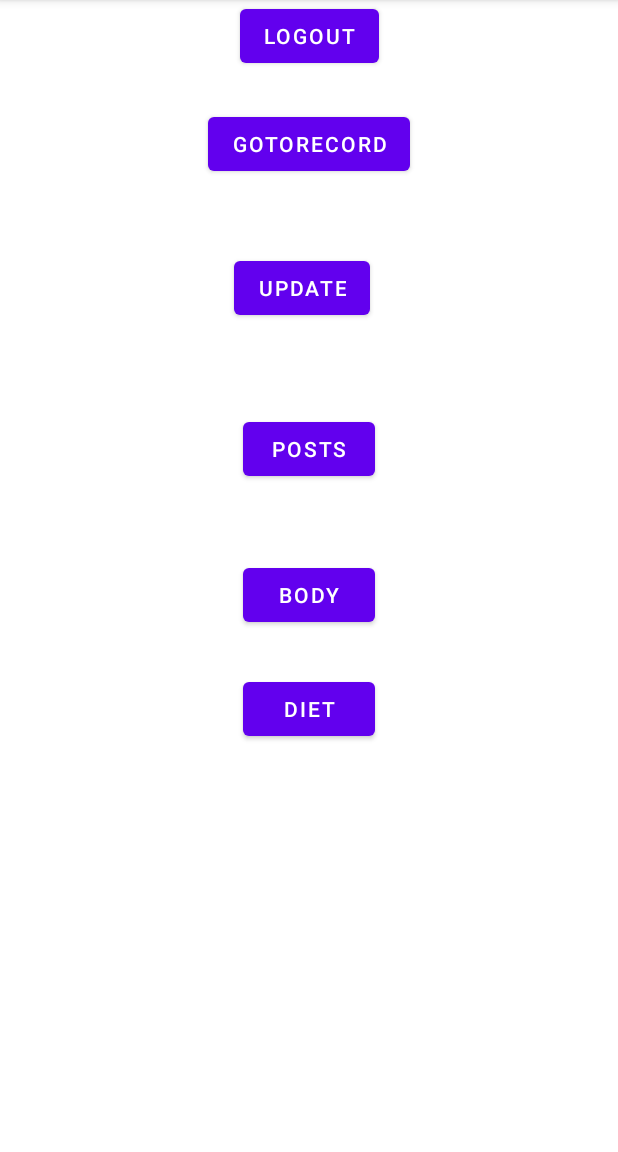
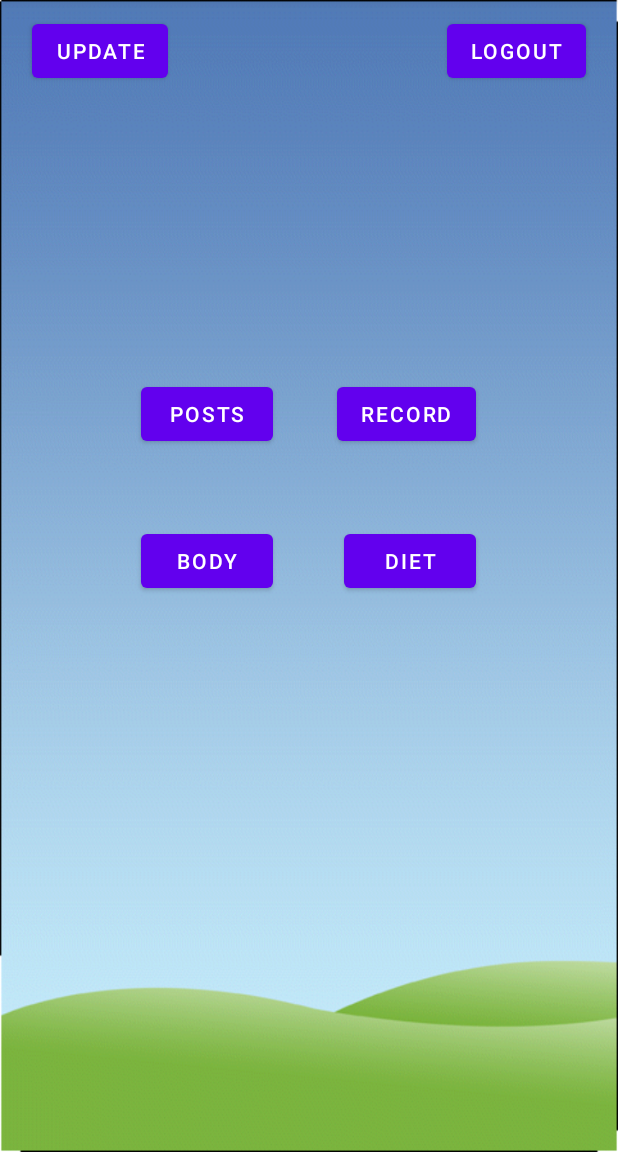
Before and after one commit to CS5520-A-STAR/A-STAR-Fitness, an Android app: the HomeActivity screen opened directly, with no data from a screen before it, on a phone screen of 412 x 824 dp, the part 84-1236 px from its top. Run offline under Robolectric (Android 15) with nearby library versions, the phone set to English and light mode, and no system bars; our stand-ins replace Firebase (no records; nobody signed in at launch, a user with empty details on screens opened directly).

Commit message:
Updated the layout of home screen. Added background image.

```diff
--- a/app/src/main/res/layout/activity_home.xml
+++ b/app/src/main/res/layout/activity_home.xml
@@ -4,14 +4,18 @@
     xmlns:tools="http://schemas.android.com/tools"
     android:layout_width="match_parent"
     android:layout_height="match_parent"
-    tools:context=".HomeActivity">
+    tools:context=".HomeActivity"
+    android:background="@drawable/background">
 
     <Button
         android:id="@+id/signOut"
         android:layout_width="wrap_content"
         android:layout_height="wrap_content"
+        android:layout_marginTop="10dp"
+        android:layout_marginEnd="5dp"
         android:text="LOGOUT"
         app:layout_constraintEnd_toEndOf="parent"
+        app:layout_constraintHorizontal_bias="0.949"
         app:layout_constraintStart_toStartOf="parent"
         app:layout_constraintTop_toTopOf="parent" />
 
@@ -19,9 +23,11 @@
         android:id="@+id/buttonUpdate"
         android:layout_width="wrap_content"
         android:layout_height="wrap_content"
-        android:layout_marginStart="156dp"
-        android:layout_marginTop="168dp"
+        android:layout_marginStart="5dp"
+        android:layout_marginTop="10dp"
         android:text="@string/update"
+        app:layout_constraintEnd_toEndOf="parent"
+        app:layout_constraintHorizontal_bias="0.05"
         app:layout_constraintStart_toStartOf="parent"
         app:layout_constraintTop_toTopOf="parent" />
 
@@ -29,29 +35,32 @@
         android:id="@+id/go_to_record"
         android:layout_width="wrap_content"
         android:layout_height="wrap_content"
-        android:layout_marginTop="24dp"
-        android:text="GoToRecord"
+        android:text="Record"
         app:layout_constraintEnd_toEndOf="parent"
+        app:layout_constraintHorizontal_bias="0.704"
         app:layout_constraintStart_toStartOf="parent"
-        app:layout_constraintTop_toBottomOf="@+id/signOut" />
+        app:layout_constraintTop_toTopOf="@+id/post_list_btn" />
 
     <Button
         android:id="@+id/post_list_btn"
         android:layout_width="wrap_content"
         android:layout_height="wrap_content"
-        android:layout_marginTop="275dp"
         android:text="Posts"
+        app:layout_constraintBottom_toBottomOf="parent"
         app:layout_constraintEnd_toEndOf="parent"
+        app:layout_constraintHorizontal_bias="0.291"
         app:layout_constraintStart_toStartOf="parent"
-        app:layout_constraintTop_toTopOf="parent" />
+        app:layout_constraintTop_toTopOf="parent"
+        app:layout_constraintVertical_bias="0.35000002" />
 
     <Button
         android:id="@+id/Body"
         android:layout_width="wrap_content"
         android:layout_height="wrap_content"
-        android:layout_marginTop="49dp"
+        android:layout_marginTop="50dp"
         android:text="Body"
         app:layout_constraintEnd_toEndOf="parent"
+        app:layout_constraintHorizontal_bias="0.291"
         app:layout_constraintStart_toStartOf="parent"
         app:layout_constraintTop_toBottomOf="@+id/post_list_btn" />
 
@@ -59,8 +68,10 @@
         android:id="@+id/dietButton"
         android:layout_width="wrap_content"
         android:layout_height="wrap_content"
-        android:layout_marginTop="28dp"
         android:text="Diet"
-        app:layout_constraintStart_toStartOf="@+id/Body"
-        app:layout_constraintTop_toBottomOf="@+id/Body" />
+        app:layout_constraintEnd_toEndOf="parent"
+        app:layout_constraintHorizontal_bias="0.708"
+        app:layout_constraintStart_toStartOf="parent"
+        app:layout_constraintTop_toTopOf="@+id/Body" />
+
 </androidx.constraintlayout.widget.ConstraintLayout>
```
Also changed, not shown: app/src/main/res/drawable/background.png (added).
